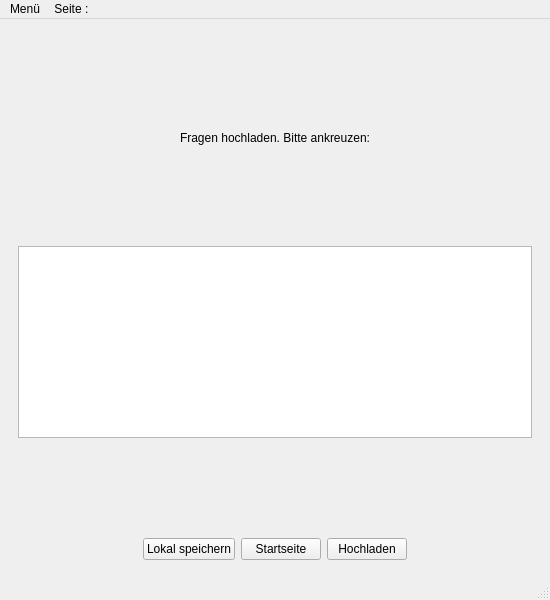
First picture: the form in devLernapp/lernapp.ui, repository sterniR/LernApp, before the edit.
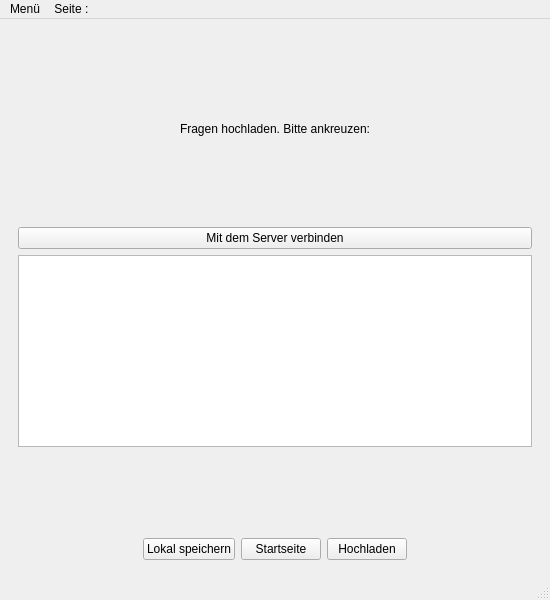
Second picture: the form after the edit. The open tabs and pages were chosen to show the change.

The edit to the form file:
```diff
--- a/devLernapp/lernapp.ui
+++ b/devLernapp/lernapp.ui
@@ -706,6 +706,13 @@
             </property>
            </spacer>
           </item>
+          <item>
+           <widget class="QPushButton" name="button4_4">
+            <property name="text">
+             <string>Mit dem Server verbinden</string>
+            </property>
+           </widget>
+          </item>
           <item>
            <layout class="QHBoxLayout" name="horizontalLayout_11">
             <item>
```
Left out of the diff: 2 changed lines with no effect on the pictures.
